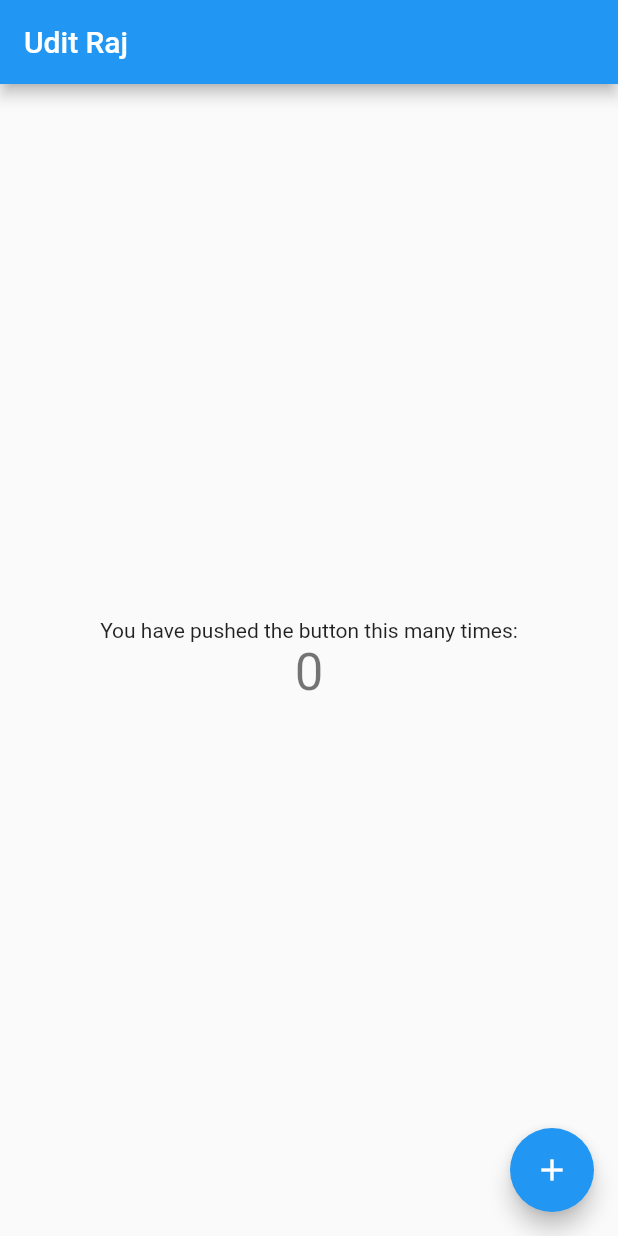
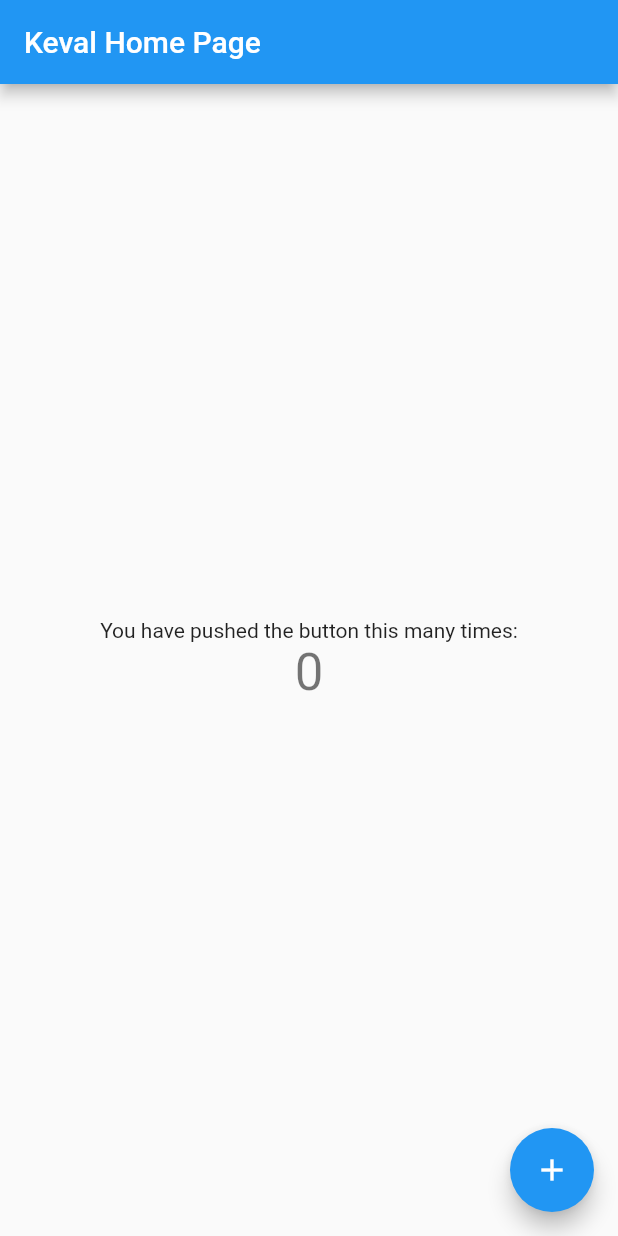
Before and after one commit to priyankj-simform/studio_git, a Flutter app: the screen it shows after launch, on a phone screen of 412 x 824 dp. Run offline on Flutter 3.47's test engine with Material 2 defaults, Android fonts, the phone set to English and light mode, and no system bars.

Commit message:
keval demo 1 -- rebased

```diff
--- a/lib/main.dart
+++ b/lib/main.dart
@@ -11,7 +11,7 @@ class MyApp extends StatelessWidget {
   @override
   Widget build(BuildContext context) {
     return MaterialApp(
-      title: 'Udit Demo',
+      title: 'Keval Demo',
       theme: ThemeData(
         // This is the theme of your application.
         //
@@ -24,7 +24,7 @@ class MyApp extends StatelessWidget {
         // is not restarted.
         primarySwatch: Colors.blue,
       ),
-      home: const MyHomePage(title: 'Udit Raj'),
+      home: const MyHomePage(title: 'Keval Home Page'),
     );
   }
 }
```
Also changed, not shown: pubspec.lock.
